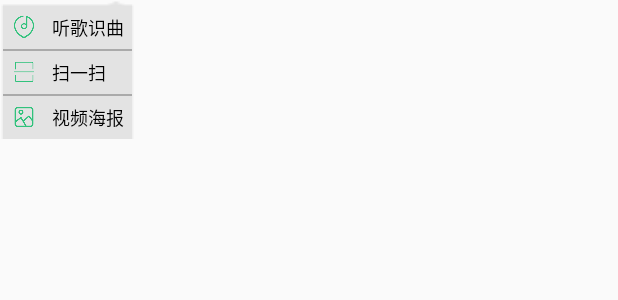
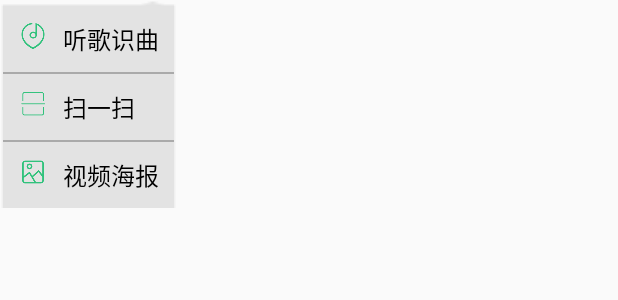
Before and after one commit to PdKingLiu/QQMusic, an Android app: the layout mian_popwindow_layout.xml on its own in the app's theme, with its tools: preview values and no code run, on a phone screen of 412 x 824 dp. Shown: the top 300 px of the screen. Run offline under Robolectric (Android 15) with nearby library versions, the phone set to English and light mode, and no system bars.

```diff
--- a/app/src/main/AndroidManifest.xml
+++ b/app/src/main/AndroidManifest.xml
@@ -23,6 +23,10 @@
             </intent-filter>
         </activity>
 
+        <service
+            android:name=".DownloadService"
+            android:enabled="true"
+            android:exported="true"></service>
     </application>
 
 </manifest>
--- a/app/src/main/java/com/example/qqmusic/Final_music.java
+++ b/app/src/main/java/com/example/qqmusic/Final_music.java
@@ -3,12 +3,14 @@ package com.example.qqmusic;
 public class Final_music {
 
 
-    //专辑图片url
+     //专辑图片url
 
     static String music_icon_front = "http://y.gtimg.cn/music/photo_new/T002R300x300M000";
 
     static String music_icon_rear = ".jpg?max_age=2592000";
 
+    static String MUSIC_DOWNLOAD_URL = "http://dl.stream.qqmusic.qq.com/M8000036g6g628i2gI" +
+            ".mp3?vkey=9E0BAC7AE6A7617AE6E120D31EA2972EA6FE06A87D29D2F2596D40525EA8B4774A7F53B52C6AFCEF3D18E5C874200C80C9AE3ED39086ECE1&guid=5150825362&fromtag=1";
 
     //下载音乐的接口
     static String music_url_front = "http://ws.stream.qqmusic.qq.com/C100";
--- a/app/src/main/java/com/example/qqmusic/MainActivity.java
+++ b/app/src/main/java/com/example/qqmusic/MainActivity.java
@@ -82,6 +82,7 @@ public class MainActivity extends AppCompatActivity {
         setContentView(R.layout.activity_main);
         LitePal.getDatabase();
         init();
+        startMusicService();
         more_menuListener();
         statusListener();
         searchListener();
@@ -89,6 +90,10 @@ public class MainActivity extends AppCompatActivity {
         popMenuListener();
         initBottomPlay();
         initLocalBottomPlay();
+    }
+
+    private void startMusicService() {
+
     }
 
     private void more_menuListener() {
--- a/app/src/main/res/layout/mian_popwindow_layout.xml
+++ b/app/src/main/res/layout/mian_popwindow_layout.xml
@@ -12,7 +12,7 @@
         android:orientation="vertical">
 
         <LinearLayout
-            android:layout_margin="5dp"
+            android:layout_margin="10dp"
             android:id="@+id/pop_one"
             android:layout_width="wrap_content"
             android:layout_height="wrap_content"
@@ -20,8 +20,8 @@
             android:orientation="horizontal">
 
             <ImageView
-                android:layout_width="17dp"
-                android:layout_height="17dp"
+                android:layout_width="20dp"
+                android:layout_height="20dp"
                 android:src="@drawable/find_music_by_song" />
 
             <TextView
@@ -30,7 +30,7 @@
                 android:layout_marginLeft="10dp"
                 android:text="听歌识曲"
                 android:textColor="@android:color/black"
-                android:textSize="12sp" />
+                android:textSize="16sp" />
 
 
         </LinearLayout>
@@ -41,7 +41,7 @@
             android:background="@android:color/darker_gray" />
 
         <LinearLayout
-            android:layout_margin="5dp"
+            android:layout_margin="10dp"
             android:id="@+id/pop_two"
             android:layout_width="wrap_content"
             android:layout_height="wrap_content"
@@ -49,8 +49,8 @@
             android:orientation="horizontal">
 
             <ImageView
-                android:layout_width="17dp"
-                android:layout_height="17dp"
+                android:layout_width="20dp"
+                android:layout_height="20dp"
                 android:src="@drawable/scan_main" />
 
             <TextView
@@ -59,7 +59,7 @@
                 android:layout_marginLeft="10dp"
                 android:text="扫一扫　"
                 android:textColor="@android:color/black"
-                android:textSize="12sp" />
+                android:textSize="16sp" />
         </LinearLayout>
 
         <View
@@ -68,15 +68,15 @@
             android:background="@android:color/darker_gray" />
 
         <LinearLayout
-            android:layout_margin="5dp"
+            android:layout_margin="10dp"
             android:layout_width="wrap_content"
             android:layout_height="wrap_content"
             android:layout_gravity="center_horizontal"
             android:orientation="horizontal">
 
             <ImageView
-                android:layout_width="17dp"
-                android:layout_height="17dp"
+                android:layout_width="20dp"
+                android:layout_height="20dp"
                 android:src="@drawable/video_picture" />
 
             <TextView
@@ -85,7 +85,7 @@
                 android:layout_marginLeft="10dp"
                 android:text="视频海报"
                 android:textColor="@android:color/black"
-                android:textSize="12sp" />
+                android:textSize="16sp" />
         </LinearLayout>
 
 
```
Also changed, not shown: app/src/main/java/com/example/qqmusic/DownloadListener.java (added, +14 -0 lines), app/src/main/java/com/example/qqmusic/DownloadService.java (added, +26 -0 lines), app/src/main/res/layout/popwindow.xml (+4 -4 lines).
